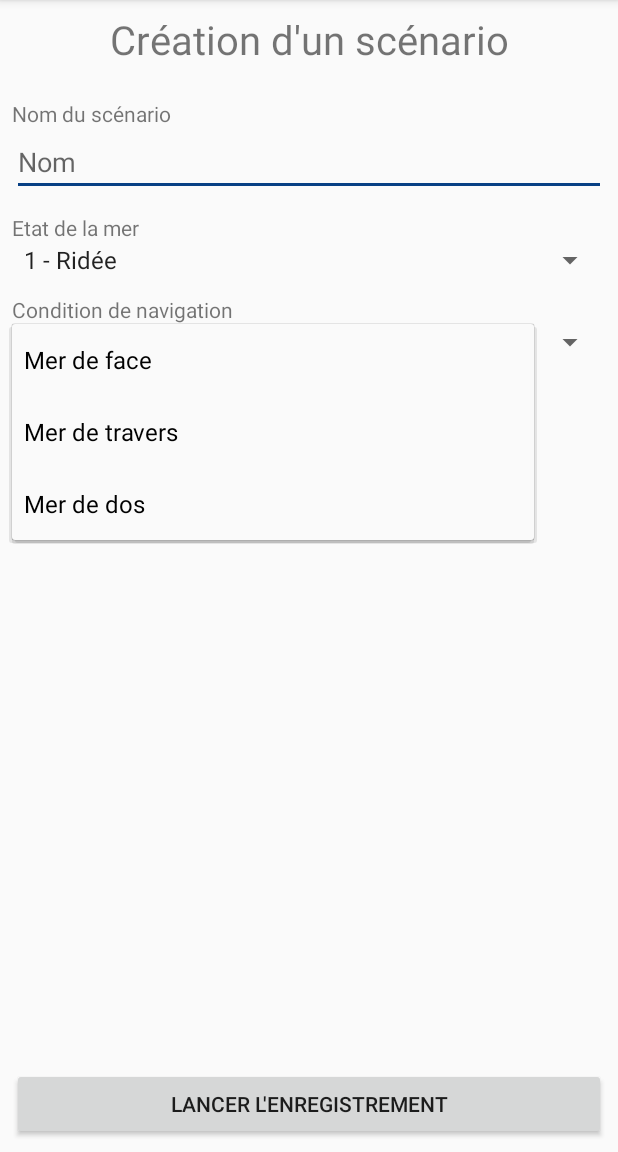
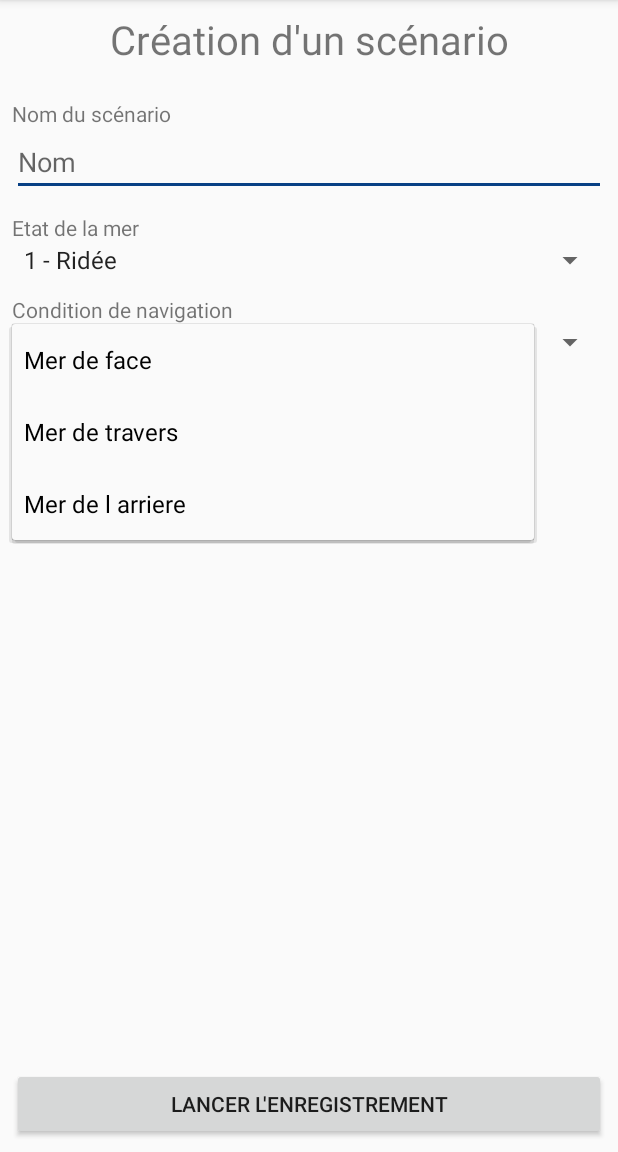
Before and after one commit to crozes/snsm_project, an Android app: the CreateScenario screen opened directly, with no data from a screen before it, after a tap on "Mer de face", on a phone screen of 412 x 824 dp, the part 84-1236 px from its top. Run offline under Robolectric (Android 15) with nearby library versions, the phone set to English and light mode, and no system bars.

Commit message:
Application - Globale
Correction BUG - Changement logo vedette -Changement logo

```diff
--- a/SimulBoat/app/src/main/java/com/cyrilcrozes/simulboat/Enregistrement.java
+++ b/SimulBoat/app/src/main/java/com/cyrilcrozes/simulboat/Enregistrement.java
@@ -70,7 +70,7 @@ public class Enregistrement extends CreateScenario implements SensorEventListene
         chronometer.start();
 
         imageView = (ImageView) findViewById(R.id.iEnregistrement);
-        imageView.setImageResource(R.drawable.logo);
+        imageView.setImageResource(R.drawable.vedette);
 
         animation.setDuration(1800);
 
--- a/SimulBoat/app/src/main/res/layout/scenariocard.xml
+++ b/SimulBoat/app/src/main/res/layout/scenariocard.xml
@@ -21,7 +21,7 @@
                 android:layout_alignParentLeft="true"
                 android:layout_alignParentTop="true"
                 android:layout_marginRight="10dp"
-                app:srcCompat="@drawable/logo" />
+                app:srcCompat="@drawable/vedette" />
 
             <TextView
                 android:id="@+id/nomScenario"
--- a/SimulBoat/app/src/main/res/values/sensnav.xml
+++ b/SimulBoat/app/src/main/res/values/sensnav.xml
@@ -3,6 +3,6 @@
     <string-array name="sensnav_array">
         <item>Mer de face</item>
         <item>Mer de travers</item>
-        <item>Mer de dos</item>
+        <item>Mer de l arriere</item>
     </string-array>
 </resources>
```
Also changed, not shown: SimulBoat/app/src/main/java/com/cyrilcrozes/simulboat/Scenario/ScenarioViewHolder.java (+4 -5 lines), SimulBoat/app/src/main/ic_launcher-web.png, SimulBoat/app/src/main/res/drawable/vedette.png (added), SimulBoat/app/src/main/res/mipmap-hdpi/ic_launcher.png, SimulBoat/app/src/main/res/mipmap-mdpi/ic_launcher.png, SimulBoat/app/src/main/res/mipmap-xhdpi/ic_launcher.png, SimulBoat/app/src/main/res/mipmap-xxhdpi/ic_launcher.png, SimulBoat/app/src/main/res/mipmap-xxxhdpi/ic_launcher.png.
